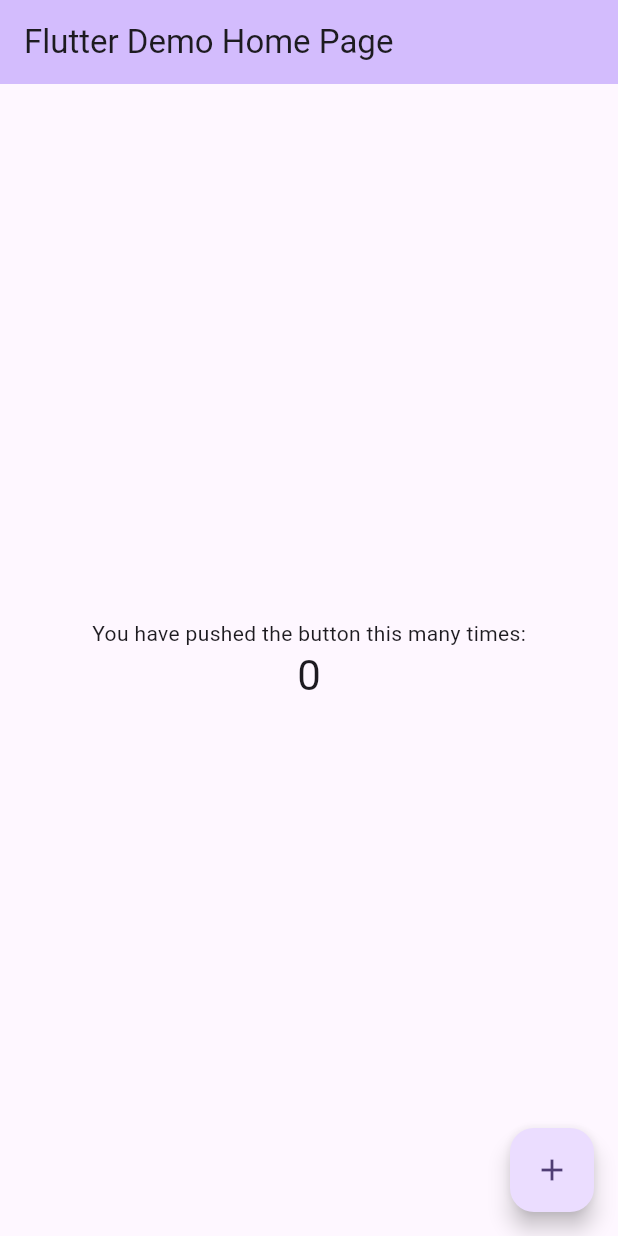
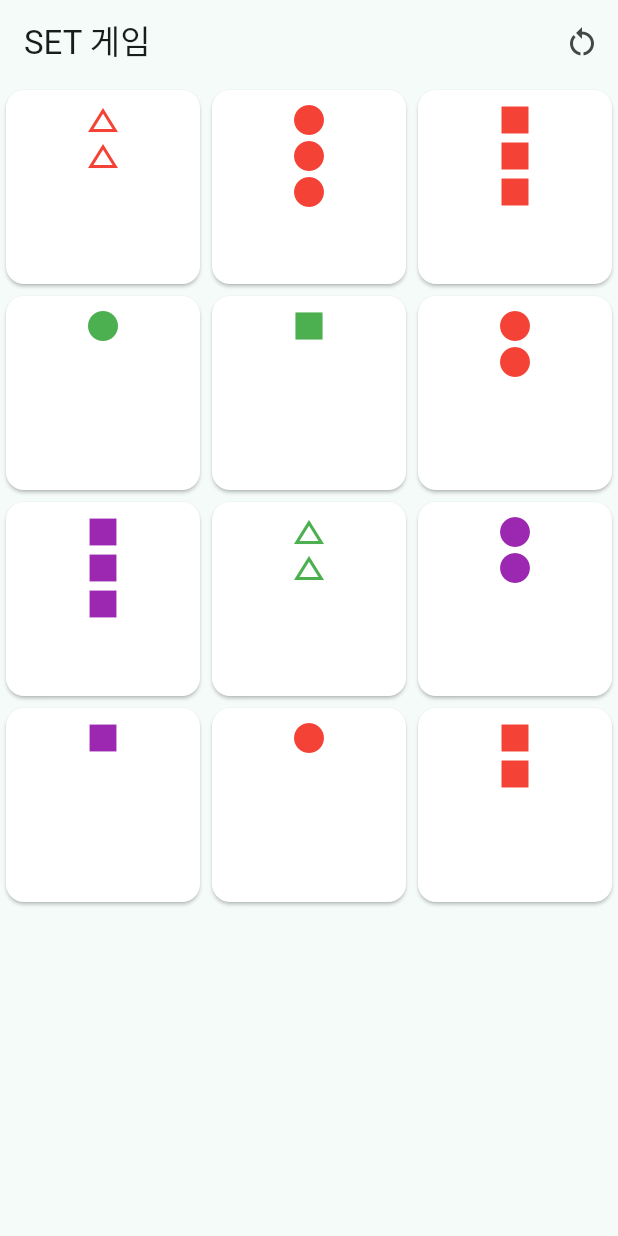
Before and after one commit to redspy/set_game, a Flutter app: the screen it shows after launch, on a phone screen of 412 x 824 dp. Run offline on Flutter 3.47's test engine with Material 3 defaults, Android fonts, the phone set to English and light mode, and no system bars.

Commit message:
set game 기본기능 구현현

```diff
--- /dev/null
+++ b/lib/controllers/game_controller.dart
@@ -0,0 +1,56 @@
+import '../models/set_card.dart';
+
+class GameController {
+  List<SetCard> deck = [];
+  List<SetCard> board = [];
+  List<SetCard> selectedCards = [];
+
+  GameController() {
+    startNewGame();
+  }
+
+  void startNewGame() {
+    deck = SetCard.generateDeck();
+    board = deck.sublist(0, 12);
+    deck.removeRange(0, 12);
+    selectedCards = [];
+  }
+
+  void selectCard(SetCard card) {
+    if (selectedCards.contains(card)) {
+      selectedCards.remove(card);
+    } else {
+      selectedCards.add(card);
+    }
+
+    if (selectedCards.length == 3) {
+      if (isSet(selectedCards[0], selectedCards[1], selectedCards[2])) {
+        _replaceOrRemoveCards();
+      }
+      selectedCards.clear();
+    }
+  }
+
+  bool isSet(SetCard a, SetCard b, SetCard c) {
+    bool attrCheck(int Function(SetCard) attr) {
+      final values = {attr(a), attr(b), attr(c)};
+      return values.length == 1 || values.length == 3;
+    }
+
+    return attrCheck((e) => e.shape) &&
+        attrCheck((e) => e.color) &&
+        attrCheck((e) => e.count) &&
+        attrCheck((e) => e.shading);
+  }
+
+  void _replaceOrRemoveCards() {
+    for (var card in selectedCards) {
+      int index = board.indexOf(card);
+      if (deck.isNotEmpty) {
+        board[index] = deck.removeAt(0);
+      } else {
+        board.removeAt(index);
+      }
+    }
+  }
+}
--- a/lib/main.dart
+++ b/lib/main.dart
@@ -1,125 +1,19 @@
 import 'package:flutter/material.dart';
+import 'views/game_screen.dart';
 
 void main() {
-  runApp(const MyApp());
+  runApp(const SetGameApp());
 }
 
-class MyApp extends StatelessWidget {
-  const MyApp({super.key});
+class SetGameApp extends StatelessWidget {
+  const SetGameApp({super.key});
 
-  // This widget is the root of your application.
   @override
   Widget build(BuildContext context) {
     return MaterialApp(
-      title: 'Flutter Demo',
-      theme: ThemeData(
-        // This is the theme of your application.
-        //
-        // TRY THIS: Try running your application with "flutter run". You'll see
-        // the application has a blue toolbar. Then, without quitting the app,
-        // try changing the seedColor in the colorScheme below to Colors.green
-        // and then invoke "hot reload" (save your changes or press the "hot
-        // reload" button in a Flutter-supported IDE, or press "r" if you used
-        // the command line to start the app).
-        //
-        // Notice that the counter didn't reset back to zero; the application
-        // state is not lost during the reload. To reset the state, use hot
-        // restart instead.
-        //
-        // This works for code too, not just values: Most code changes can be
-        // tested with just a hot reload.
-        colorScheme: ColorScheme.fromSeed(seedColor: Colors.deepPurple),
-        useMaterial3: true,
-      ),
-      home: const MyHomePage(title: 'Flutter Demo Home Page'),
+      title: 'Set Game',
+      theme: ThemeData(useMaterial3: true, colorSchemeSeed: Colors.teal),
+      home: const GameScreen(),
     );
   }
 }
-
-class MyHomePage extends StatefulWidget {
-  const MyHomePage({super.key, required this.title});
-
-  // This widget is the home page of your application. It is stateful, meaning
-  // that it has a State object (defined below) that contains fields that affect
-  // how it looks.
-
-  // This class is the configuration for the state. It holds the values (in this
-  // case the title) provided by the parent (in this case the App widget) and
-  // used by the build method of the State. Fields in a Widget subclass are
-  // always marked "final".
-
-  final String title;
-
-  @override
-  State<MyHomePage> createState() => _MyHomePageState();
-}
-
-class _MyHomePageState extends State<MyHomePage> {
-  int _counter = 0;
-
-  void _incrementCounter() {
-    setState(() {
-      // This call to setState tells the Flutter framework that something has
-      // changed in this State, which causes it to rerun the build method below
-      // so that the display can reflect the updated values. If we changed
-      // _counter without calling setState(), then the build method would not be
-      // called again, and so nothing would appear to happen.
-      _counter++;
-    });
-  }
-
-  @override
-  Widget build(BuildContext context) {
-    // This method is rerun every time setState is called, for instance as done
-    // by the _incrementCounter method above.
-    //
-    // The Flutter framework has been optimized to make rerunning build methods
-    // fast, so that you can just rebuild anything that needs updating rather
-    // than having to individually change instances of widgets.
-    return Scaffold(
-      appBar: AppBar(
-        // TRY THIS: Try changing the color here to a specific color (to
-        // Colors.amber, perhaps?) and trigger a hot reload to see the AppBar
-        // change color while the other colors stay the same.
-        backgroundColor: Theme.of(context).colorScheme.inversePrimary,
-        // Here we take the value from the MyHomePage object that was created by
-        // the App.build method, and use it to set our appbar title.
-        title: Text(widget.title),
-      ),
-      body: Center(
-        // Center is a layout widget. It takes a single child and positions it
-        // in the middle of the parent.
-        child: Column(
-          // Column is also a layout widget. It takes a list of children and
-          // arranges them vertically. By default, it sizes itself to fit its
-          // children horizontally, and tries to be as tall as its parent.
-          //
-          // Column has various properties to control how it sizes itself and
-          // how it positions its children. Here we use mainAxisAlignment to
-          // center the children vertically; the main axis here is the vertical
-          // axis because Columns are vertical (the cross axis would be
-          // horizontal).
-          //
-          // TRY THIS: Invoke "debug painting" (choose the "Toggle Debug Paint"
-          // action in the IDE, or press "p" in the console), to see the
-          // wireframe for each widget.
-          mainAxisAlignment: MainAxisAlignment.center,
-          children: <Widget>[
-            const Text(
-              'You have pushed the button this many times:',
-            ),
-            Text(
-              '$_counter',
-              style: Theme.of(context).textTheme.headlineMedium,
-            ),
-          ],
-        ),
-      ),
-      floatingActionButton: FloatingActionButton(
-        onPressed: _incrementCounter,
-        tooltip: 'Increment',
-        child: const Icon(Icons.add),
-      ), // This trailing comma makes auto-formatting nicer for build methods.
-    );
-  }
-}
--- /dev/null
+++ b/lib/models/set_card.dart
@@ -0,0 +1,28 @@
+class SetCard {
+  final int shape;
+  final int color;
+  final int count;
+  final int shading;
+
+  const SetCard({
+    required this.shape,
+    required this.color,
+    required this.count,
+    required this.shading,
+  });
+
+  static List<SetCard> generateDeck() {
+    List<SetCard> deck = [];
+    for (int s = 0; s < 3; s++) {
+      for (int c = 0; c < 3; c++) {
+        for (int n = 1; n <= 3; n++) {
+          for (int h = 0; h < 3; h++) {
+            deck.add(SetCard(shape: s, color: c, count: n, shading: h));
+          }
+        }
+      }
+    }
+    deck.shuffle();
+    return deck;
+  }
+}
--- /dev/null
+++ b/lib/views/card_widge.dart
@@ -0,0 +1,64 @@
+import 'package:flutter/material.dart';
+import '../models/set_card.dart';
+
+class CardWidget extends StatelessWidget {
+  final SetCard card;
+  final bool isSelected;
+  final VoidCallback onTap;
+
+  const CardWidget({
+    super.key,
+    required this.card,
+    required this.isSelected,
+    required this.onTap,
+  });
+
+  @override
+  Widget build(BuildContext context) {
+    return GestureDetector(
+      onTap: onTap,
+      child: Card(
+        color: isSelected ? Colors.amber[200] : Colors.white,
+        child: Padding(
+          padding: const EdgeInsets.all(8.0),
+          child: Column(
+            children: List.generate(
+              card.count,
+              (index) => Icon(
+                _getShapeIcon(card.shape),
+                color: _getColor(card.color),
+                size: 24,
+              ),
+            ),
+          ),
+        ),
+      ),
+    );
+  }
+
+  IconData _getShapeIcon(int shape) {
+    switch (shape) {
+      case 0:
+        return Icons.circle;
+      case 1:
+        return Icons.square;
+      case 2:
+        return Icons.change_history; // triangle
+      default:
+        return Icons.help;
+    }
+  }
+
+  Color _getColor(int color) {
+    switch (color) {
+      case 0:
+        return Colors.red;
+      case 1:
+        return Colors.green;
+      case 2:
+        return Colors.purple;
+      default:
+        return Colors.black;
+    }
+  }
+}
--- /dev/null
+++ b/lib/views/game_screen.dart
@@ -0,0 +1,49 @@
+import 'package:flutter/material.dart';
+import '../controllers/game_controller.dart';
+import '../models/set_card.dart';
+import '../views/card_widge.dart';
+
+class GameScreen extends StatefulWidget {
+  const GameScreen({super.key});
+
+  @override
+  State<GameScreen> createState() => _GameScreenState();
+}
+
+class _GameScreenState extends State<GameScreen> {
+  final GameController controller = GameController();
+
+  @override
+  Widget build(BuildContext context) {
+    return Scaffold(
+      appBar: AppBar(
+        title: const Text('SET 게임'),
+        actions: [
+          IconButton(
+            icon: const Icon(Icons.restart_alt),
+            onPressed: () {
+              setState(() {
+                controller.startNewGame();
+              });
+            },
+          )
+        ],
+      ),
+      body: GridView.count(
+        crossAxisCount: 3,
+        children: controller.board.map((card) {
+          final selected = controller.selectedCards.contains(card);
+          return CardWidget(
+            card: card,
+            isSelected: selected,
+            onTap: () {
+              setState(() {
+                controller.selectCard(card);
+              });
+            },
+          );
+        }).toList(),
+      ),
+    );
+  }
+}
```
